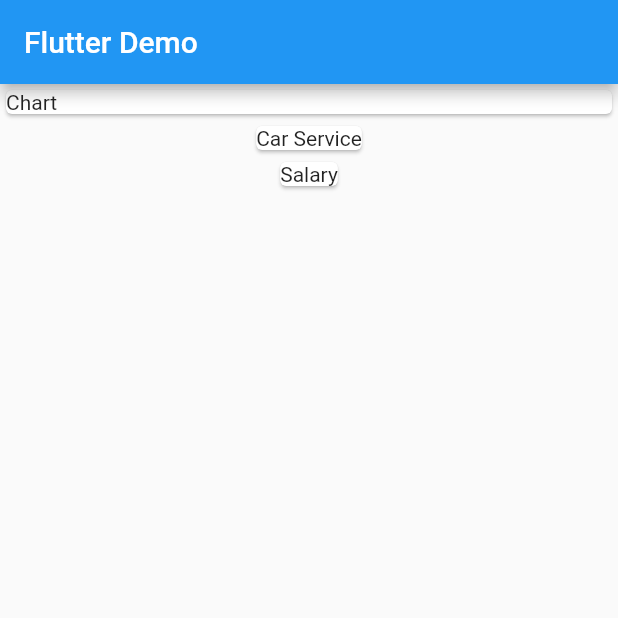
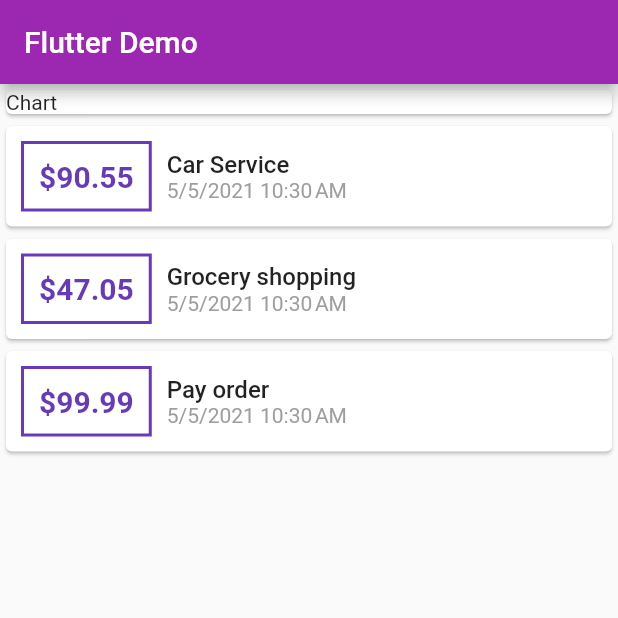
Before and after one commit to abdullahaahmed0539/Personal-Expense-Tracker, a Flutter app: the screen it shows after launch, on a phone screen of 412 x 824 dp, the top half of it. Run offline on Flutter 3.47's test engine with Material 2 defaults, Android fonts, the phone set to English and light mode, and no system bars.

Commit message:
imp: list of transactions

```diff
--- a/lib/main.dart
+++ b/lib/main.dart
@@ -1,4 +1,5 @@
 import 'package:flutter/material.dart';
+import 'package:intl/intl.dart';
 
 import './transaction.dart';
 
@@ -19,8 +20,9 @@ class MyApp extends StatelessWidget {
 class MyHomePage extends StatelessWidget {
 
   final List <Transaction> transactions = [
-    Transaction(id: 't1', name: 'Car Service', amount: 100.5, date: DateTime.now()),
-    Transaction(id: 't2', name: 'Salary', amount: 10000000, date: DateTime.now()),
+    Transaction(id: 't1', name: 'Car Service', amount: 90.55, date: DateTime.now()),
+    Transaction(id: 't2', name: 'Grocery shopping', amount: 47.05, date: DateTime.now()),
+    Transaction(id: 't3', name: 'Pay order', amount: 99.99, date: DateTime.now()),
   ];
 
   @override
@@ -28,9 +30,10 @@ class MyHomePage extends StatelessWidget {
     return Scaffold(
       appBar: AppBar(
         title: Text('Flutter Demo'),
+        backgroundColor: Colors.purple,
       ),
       body: Column(
-        crossAxisAlignment: CrossAxisAlignment.center,
+        crossAxisAlignment: CrossAxisAlignment.stretch,
         children: <Widget>[
           Container(
             width: double.infinity,
@@ -41,7 +44,38 @@ class MyHomePage extends StatelessWidget {
           Column(
             children: transactions.map((tx) {
               return Card(
-                child: Text(tx.name),
+                child: Row(children: <Widget>[
+                  Container(
+                    child: Text(
+                      '\$${tx.amount}',
+                      style: TextStyle(
+                        color: Colors.deepPurple,
+                        fontWeight: FontWeight.bold,
+                        fontSize: 20 ),
+                    ),
+                    margin: EdgeInsets.all(10),
+                    decoration: BoxDecoration(
+                      border: Border.all(color: Colors.deepPurple, width: 2)
+                    ),
+                    padding: EdgeInsets.all(10),),
+                  Column(
+                    crossAxisAlignment: CrossAxisAlignment.start,
+                    children: <Widget>[
+                      Text(
+                        tx.name.toString(),
+                        style: TextStyle(
+                          fontWeight: FontWeight.w500,
+                          fontSize: 16,
+                        ),
+                      ),
+                      Text(
+                        DateFormat.yMd().add_jm().format(tx.date),
+                        style: TextStyle(
+                          color: Colors.grey,
+                        ),),
+                    ],
+                  ),
+                ],),
               );
             }
             ).toList()
--- a/pubspec.yaml
+++ b/pubspec.yaml
@@ -28,6 +28,7 @@ dependencies:
   # The following adds the Cupertino Icons font to your application.
   # Use with the CupertinoIcons class for iOS style icons.
   cupertino_icons: ^1.0.2
+  intl: ^0.17.0
 
 dev_dependencies:
   flutter_test:
```
Also changed, not shown: pubspec.lock.
